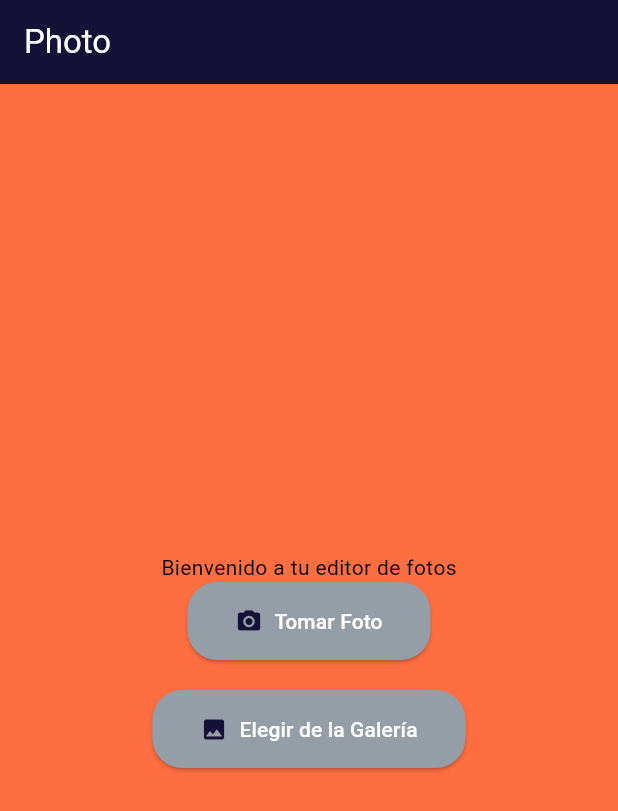
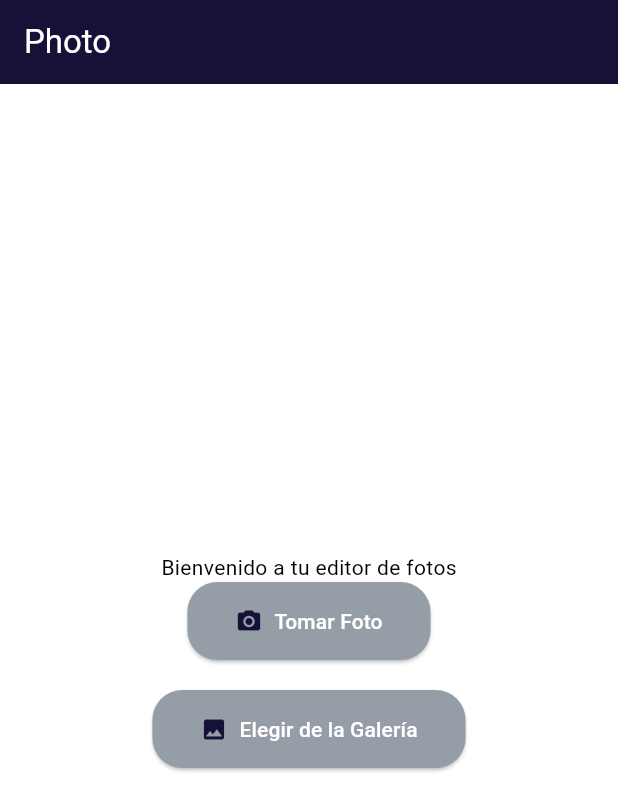
Before and after one commit to Maggiove13/Flutter-photoEditor-app, a Flutter app: the screen it shows after launch, on a phone screen of 412 x 824 dp. Shown: the top 811 px of the screen. Run offline on Flutter 3.47's test engine with Material 3 defaults, Android fonts, the phone set to English and light mode, and no system bars; our stand-ins replace image_picker; missing offline and left inert: gallery_saver_plus.

Commit message:
change the secundary color

```diff
--- a/lib/main.dart
+++ b/lib/main.dart
@@ -18,7 +18,7 @@ class MyApp extends StatelessWidget {
           brightness: Brightness.light, // Puede ser light o dark
           primary: const Color.fromARGB(255, 22, 17, 54), // Color principal
           onPrimary: Colors.white, // Texto sobre primary
-          secondary: Colors.deepOrangeAccent, // Color secundario
+          secondary: Colors.transparent, // Color secundario
           onSecondary: Colors.white, // Texto sobre fondo
           surface: const Color.fromARGB(
             255,
```
